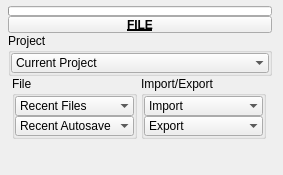
Above: tentacle/ui/uiLevel_3/file.ui from m3trik/tentacle before the change. Below: the same form after it.
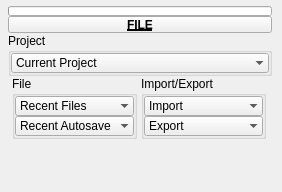
That is the form after the change. Custom widgets are drawn as their Qt base class.

```diff
--- a/tentacle/ui/uiLevel_3/file.ui
+++ b/tentacle/ui/uiLevel_3/file.ui
@@ -9,8 +9,8 @@
    <rect>
     <x>0</x>
     <y>0</y>
-    <width>283</width>
-    <height>175</height>
+    <width>282</width>
+    <height>192</height>
    </rect>
   </property>
   <property name="minimumSize">
```
Left out of the diff: 4 changed lines with no effect on the pictures.
